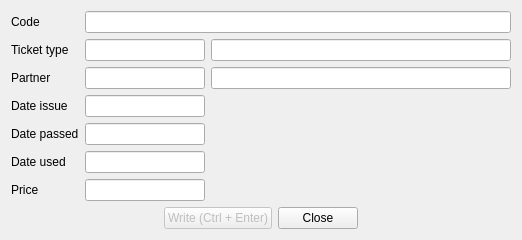
Old version of the form registeruseddialog.ui in the repository End1-1/FlashCards.
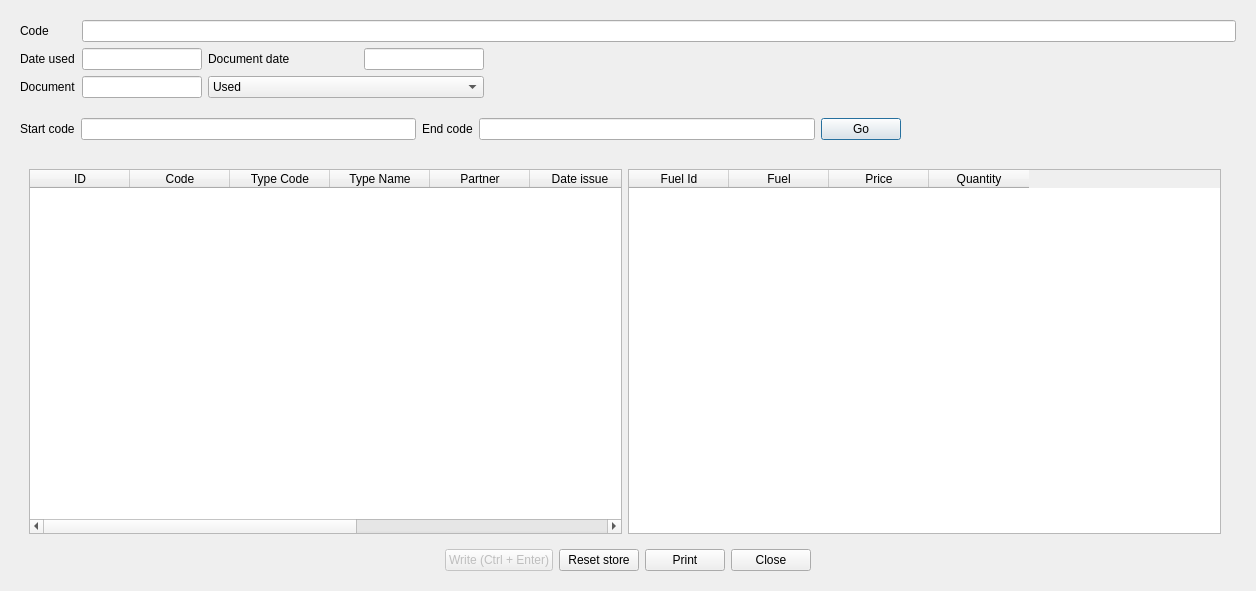
New version of the form. Icons and pictures are not drawn. Custom widgets are drawn as their Qt base class.

Patch:
```diff
--- a/registeruseddialog.ui
+++ b/registeruseddialog.ui
@@ -6,31 +6,87 @@
    <rect>
     <x>0</x>
     <y>0</y>
-    <width>510</width>
-    <height>224</height>
+    <width>1256</width>
+    <height>591</height>
    </rect>
   </property>
   <property name="windowTitle">
    <string>Register used ticket</string>
   </property>
-  <layout class="QVBoxLayout" name="verticalLayout">
+  <layout class="QHBoxLayout" name="horizontalLayout_3">
    <item>
     <widget class="WdtContainer" name="wc" native="true">
      <layout class="QGridLayout" name="gridLayout">
-      <property name="leftMargin">
-       <number>0</number>
-      </property>
-      <property name="topMargin">
-       <number>0</number>
-      </property>
-      <property name="rightMargin">
-       <number>0</number>
-      </property>
-      <property name="bottomMargin">
-       <number>0</number>
-      </property>
-      <item row="2" column="1">
-       <widget class="C5LineEdit" name="lePartner">
+      <item row="3" column="0" colspan="6">
+       <widget class="QWidget" name="wback" native="true">
+        <property name="minimumSize">
+         <size>
+          <width>0</width>
+          <height>50</height>
+         </size>
+        </property>
+        <layout class="QHBoxLayout" name="horizontalLayout_2">
+         <property name="leftMargin">
+          <number>0</number>
+         </property>
+         <property name="topMargin">
+          <number>0</number>
+         </property>
+         <property name="rightMargin">
+          <number>0</number>
+         </property>
+         <property name="bottomMargin">
+          <number>0</number>
+         </property>
+         <item>
+          <widget class="QLabel" name="label_2">
+           <property name="text">
+            <string>Start code</string>
+           </property>
+          </widget>
+         </item>
+         <item>
+          <widget class="QLineEdit" name="leStart"/>
+         </item>
+         <item>
+          <widget class="QLabel" name="label_3">
+           <property name="text">
+            <string>End code</string>
+           </property>
+          </widget>
+         </item>
+         <item>
+          <widget class="QLineEdit" name="leEnd"/>
+         </item>
+         <item>
+          <widget class="QPushButton" name="btnGo">
+           <property name="text">
+            <string>Go</string>
+           </property>
+           <property name="icon">
+            <iconset resource="res.qrc">
+             <normaloff>:/res/add.png</normaloff>:/res/add.png</iconset>
+           </property>
+          </widget>
+         </item>
+         <item>
+          <spacer name="horizontalSpacer_3">
+           <property name="orientation">
+            <enum>Qt::Horizontal</enum>
+           </property>
+           <property name="sizeHint" stdset="0">
+            <size>
+             <width>306</width>
+             <height>20</height>
+            </size>
+           </property>
+          </spacer>
+         </item>
+        </layout>
+       </widget>
+      </item>
+      <item row="1" column="3">
+       <widget class="C5DateEdit" name="deDoc">
         <property name="minimumSize">
          <size>
           <width>120</width>
@@ -51,7 +107,20 @@
         </property>
        </widget>
       </item>
-      <item row="7" column="0" colspan="3">
+      <item row="2" column="4">
+       <spacer name="horizontalSpacer_5">
+        <property name="orientation">
+         <enum>Qt::Horizontal</enum>
+        </property>
+        <property name="sizeHint" stdset="0">
+         <size>
+          <width>40</width>
+          <height>20</height>
+         </size>
+        </property>
+       </spacer>
+      </item>
+      <item row="5" column="0" colspan="6">
        <widget class="QWidget" name="widget_2" native="true">
         <layout class="QHBoxLayout" name="horizontalLayout">
          <property name="leftMargin">
@@ -96,6 +165,40 @@
            </property>
           </widget>
          </item>
+         <item>
+          <widget class="QPushButton" name="btnZeroArmPetStore">
+           <property name="enabled">
+            <bool>true</bool>
+           </property>
+           <property name="focusPolicy">
+            <enum>Qt::NoFocus</enum>
+           </property>
+           <property name="text">
+            <string>Reset store</string>
+           </property>
+           <property name="icon">
+            <iconset resource="res.qrc">
+             <normaloff>:/res/warning.png</normaloff>:/res/warning.png</iconset>
+           </property>
+          </widget>
+         </item>
+         <item>
+          <widget class="QPushButton" name="btnPrint">
+           <property name="enabled">
+            <bool>true</bool>
+           </property>
+           <property name="focusPolicy">
+            <enum>Qt::NoFocus</enum>
+           </property>
+           <property name="text">
+            <string>Print</string>
+           </property>
+           <property name="icon">
+            <iconset resource="res.qrc">
+             <normaloff>:/res/print.png</normaloff>:/res/print.png</iconset>
+           </property>
+          </widget>
+         </item>
          <item>
           <widget class="QPushButton" name="btnClose">
            <property name="focusPolicy">
@@ -124,42 +227,43 @@
           </spacer>
          </item>
         </layout>
-       </widget>
-      </item>
-      <item row="0" column="0">
-       <widget class="QLabel" name="label">
-        <property name="text">
-         <string>Code</string>
-        </property>
+        <zorder>btnClose</zorder>
+        <zorder>btnWrite</zorder>
+        <zorder>btnPrint</zorder>
+        <zorder>btnZeroArmPetStore</zorder>
        </widget>
       </item>
       <item row="1" column="2">
-       <widget class="C5LineEdit" name="lineEdit_3">
+       <widget class="QLabel" name="label_7">
+        <property name="maximumSize">
+         <size>
+          <width>150</width>
+          <height>16777215</height>
+         </size>
+        </property>
+        <property name="text">
+         <string>Document date</string>
+        </property>
+       </widget>
+      </item>
+      <item row="1" column="1">
+       <widget class="C5DateEdit" name="deUsed">
         <property name="minimumSize">
          <size>
-          <width>300</width>
+          <width>120</width>
           <height>0</height>
          </size>
         </property>
         <property name="maximumSize">
          <size>
-          <width>300</width>
+          <width>120</width>
           <height>16777215</height>
          </size>
         </property>
-        <property name="focusPolicy">
-         <enum>Qt::NoFocus</enum>
-        </property>
-        <property name="readOnly">
-         <bool>true</bool>
-        </property>
-        <property name="lvalue" stdset="0">
-         <string>ticket_type</string>
-        </property>
        </widget>
       </item>
-      <item row="3" column="1">
-       <widget class="C5DateEdit" name="deIssue">
+      <item row="2" column="1">
+       <widget class="C5LineEdit" name="leDocNumber">
         <property name="minimumSize">
          <size>
           <width>120</width>
@@ -177,142 +281,177 @@
         </property>
        </widget>
       </item>
-      <item row="5" column="0">
+      <item row="1" column="0">
        <widget class="QLabel" name="label_6">
         <property name="text">
          <string>Date used</string>
         </property>
        </widget>
       </item>
-      <item row="1" column="0">
-       <widget class="QLabel" name="label_4">
-        <property name="text">
-         <string>Ticket type</string>
-        </property>
-       </widget>
-      </item>
-      <item row="0" column="1" colspan="2">
+      <item row="0" column="1" colspan="5">
        <widget class="C5LineEdit" name="leCode">
         <property name="focusPolicy">
          <enum>Qt::StrongFocus</enum>
         </property>
        </widget>
       </item>
-      <item row="2" column="2">
-       <widget class="C5LineEdit" name="lineEdit_5">
-        <property name="minimumSize">
-         <size>
-          <width>300</width>
-          <height>0</height>
-         </size>
+      <item row="2" column="2" colspan="2">
+       <widget class="QComboBox" name="comboBox">
+        <property name="sizePolicy">
+         <sizepolicy hsizetype="Preferred" vsizetype="Fixed">
+          <horstretch>2</horstretch>
+          <verstretch>0</verstretch>
+         </sizepolicy>
         </property>
         <property name="maximumSize">
          <size>
-          <width>300</width>
+          <width>16777215</width>
           <height>16777215</height>
          </size>
         </property>
-        <property name="focusPolicy">
-         <enum>Qt::NoFocus</enum>
-        </property>
-        <property name="readOnly">
-         <bool>true</bool>
-        </property>
-        <property name="lvalue" stdset="0">
-         <string>partners</string>
-        </property>
+        <item>
+         <property name="text">
+          <string>Used</string>
+         </property>
+        </item>
+        <item>
+         <property name="text">
+          <string>Change</string>
+         </property>
+        </item>
+        <item>
+         <property name="text">
+          <string>Trash</string>
+         </property>
+        </item>
        </widget>
       </item>
-      <item row="3" column="0">
-       <widget class="QLabel" name="label_2">
-        <property name="text">
-         <string>Date issue</string>
+      <item row="1" column="4" colspan="2">
+       <spacer name="horizontalSpacer_4">
+        <property name="orientation">
+         <enum>Qt::Horizontal</enum>
         </property>
-       </widget>
-      </item>
-      <item row="4" column="0">
-       <widget class="QLabel" name="label_5">
-        <property name="text">
-         <string>Date passed</string>
-        </property>
-       </widget>
-      </item>
-      <item row="4" column="1">
-       <widget class="C5DateEdit" name="dePassed">
-        <property name="minimumSize">
+        <property name="sizeHint" stdset="0">
          <size>
-          <width>120</width>
-          <height>0</height>
+          <width>40</width>
+          <height>20</height>
          </size>
         </property>
-        <property name="maximumSize">
-         <size>
-          <width>120</width>
-          <height>16777215</height>
-         </size>
-        </property>
-        <property name="readOnly">
-         <bool>true</bool>
-        </property>
-       </widget>
-      </item>
-      <item row="5" column="1">
-       <widget class="C5DateEdit" name="deUsed">
-        <property name="minimumSize">
-         <size>
-          <width>120</width>
-          <height>0</height>
-         </size>
-        </property>
-        <property name="maximumSize">
-         <size>
-          <width>120</width>
-          <height>16777215</height>
-         </size>
-        </property>
-        <property name="readOnly">
-         <bool>true</bool>
-        </property>
-       </widget>
-      </item>
-      <item row="1" column="1">
-       <widget class="C5LineEdit" name="leTicket">
-        <property name="minimumSize">
-         <size>
-          <width>120</width>
-          <height>0</height>
-         </size>
-        </property>
-        <property name="maximumSize">
-         <size>
-          <width>120</width>
-          <height>16777215</height>
-         </size>
-        </property>
-        <property name="readOnly">
-         <bool>true</bool>
-        </property>
-        <property name="lkey" stdset="0">
-         <string>ticket_type</string>
-        </property>
-       </widget>
+       </spacer>
       </item>
       <item row="2" column="0">
-       <widget class="QLabel" name="label_3">
+       <widget class="QLabel" name="Document">
         <property name="text">
-         <string>Partner</string>
+         <string>Document</string>
         </property>
        </widget>
       </item>
-      <item row="6" column="0">
-       <widget class="QLabel" name="label_7">
+      <item row="0" column="0">
+       <widget class="QLabel" name="label">
         <property name="text">
-         <string>Price</string>
+         <string>Code</string>
         </property>
        </widget>
       </item>
-      <item row="6" column="1">
-       <widget class="QLineEdit" name="lePrice"/>
+      <item row="4" column="0" colspan="5">
+       <widget class="QWidget" name="widget" native="true">
+        <property name="minimumSize">
+         <size>
+          <width>0</width>
+          <height>50</height>
+         </size>
+        </property>
+        <layout class="QHBoxLayout" name="horizontalLayout_4">
+         <item>
+          <widget class="C5TableWidget" name="tbl">
+           <property name="sizePolicy">
+            <sizepolicy hsizetype="Expanding" vsizetype="Expanding">
+             <horstretch>0</horstretch>
+             <verstretch>0</verstretch>
+            </sizepolicy>
+           </property>
+           <property name="editTriggers">
+            <set>QAbstractItemView::NoEditTriggers</set>
+           </property>
+           <column>
+            <property name="text">
+             <string>ID</string>
+            </property>
+           </column>
+           <column>
+            <property name="text">
+             <string>Code</string>
+            </property>
+           </column>
+           <column>
+            <property name="text">
+             <string>Type Code</string>
+            </property>
+           </column>
+           <column>
+            <property name="text">
+             <string>Type Name</string>
+            </property>
+           </column>
+           <column>
+            <property name="text">
+             <string>Partner</string>
+            </property>
+           </column>
+           <column>
+            <property name="text">
+             <string>Date issue</string>
+            </property>
+           </column>
+           <column>
+            <property name="text">
+             <string>Date passed</string>
+            </property>
+           </column>
+           <column>
+            <property name="text">
+             <string>Date used</string>
+            </property>
+           </column>
+           <column>
+            <property name="text">
+             <string>Price</string>
+            </property>
+           </column>
+          </widget>
+         </item>
+         <item>
+          <widget class="C5TableWidget" name="tblStore">
+           <property name="horizontalScrollBarPolicy">
+            <enum>Qt::ScrollBarAlwaysOff</enum>
+           </property>
+           <property name="editTriggers">
+            <set>QAbstractItemView::NoEditTriggers</set>
+           </property>
+           <column>
+            <property name="text">
+             <string>Fuel Id</string>
+            </property>
+           </column>
+           <column>
+            <property name="text">
+             <string>Fuel</string>
+            </property>
+           </column>
+           <column>
+            <property name="text">
+             <string>Price</string>
+            </property>
+           </column>
+           <column>
+            <property name="text">
+             <string>Quantity</string>
+            </property>
+           </column>
+          </widget>
+         </item>
+        </layout>
+       </widget>
       </item>
      </layout>
     </widget>
@@ -336,6 +475,11 @@
    <extends>QLineEdit</extends>
    <header location="global">c5dateedit.h</header>
   </customwidget>
+  <customwidget>
+   <class>C5TableWidget</class>
+   <extends>QTableWidget</extends>
+   <header location="global">c5tablewidget.h</header>
+  </customwidget>
  </customwidgets>
  <tabstops>
   <tabstop>leCode</tabstop>
```
Left out of the diff: 18 changed lines with no effect on the pictures.
